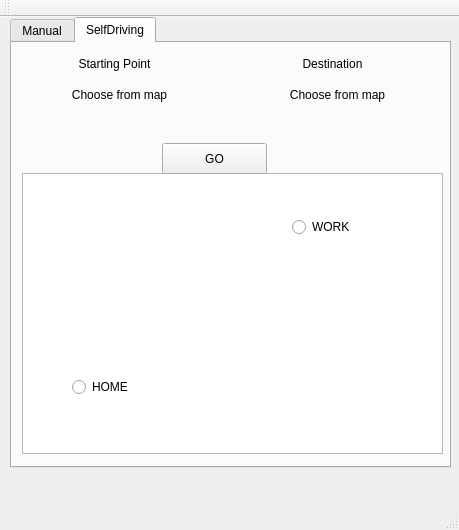
This is CarControl_v3/CarControl_v3/mainwindow.ui in ShroukMagdy/Controlled-Car-with-Infotainment-System as Qt 5 draws it before an edit. The edited form follows.
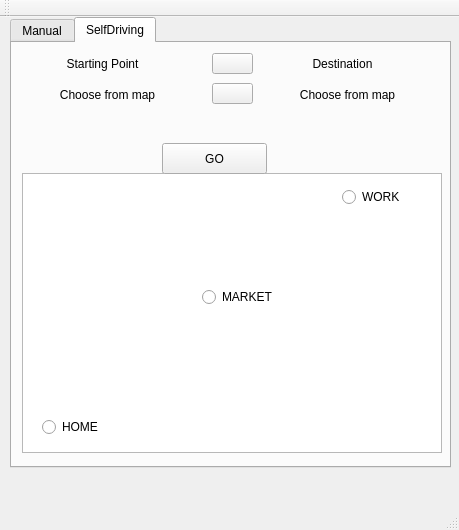
This is the edited form. The open tabs and pages were chosen to show the change. Icons and pictures are not drawn.

What changed in the file:
```diff
--- a/CarControl_v3/CarControl_v3/mainwindow.ui
+++ b/CarControl_v3/CarControl_v3/mainwindow.ui
@@ -23,6 +23,9 @@
       <height>451</height>
      </rect>
     </property>
+    <property name="tabShape">
+     <enum>QTabWidget::Rounded</enum>
+    </property>
     <property name="currentIndex">
      <number>0</number>
     </property>
@@ -172,10 +175,22 @@
        <rect>
         <x>10</x>
         <y>130</y>
-        <width>421</width>
-        <height>281</height>
+        <width>420</width>
+        <height>280</height>
        </rect>
       </property>
+      <property name="sizePolicy">
+       <sizepolicy hsizetype="Expanding" vsizetype="Expanding">
+        <horstretch>0</horstretch>
+        <verstretch>0</verstretch>
+       </sizepolicy>
+      </property>
+      <property name="layoutDirection">
+       <enum>Qt::LeftToRight</enum>
+      </property>
+      <property name="sizeAdjustPolicy">
+       <enum>QAbstractScrollArea::AdjustIgnored</enum>
+      </property>
      </widget>
      <widget class="QPushButton" name="Go_B">
       <property name="geometry">
@@ -193,7 +208,7 @@
      <widget class="QLabel" name="StartingPoint_L">
       <property name="geometry">
        <rect>
-        <x>32</x>
+        <x>20</x>
         <y>10</y>
         <width>141</width>
         <height>23</height>
@@ -206,7 +221,7 @@
      <widget class="QLabel" name="Destination_L">
       <property name="geometry">
        <rect>
-        <x>250</x>
+        <x>260</x>
         <y>10</y>
         <width>141</width>
         <height>23</height>
@@ -219,9 +234,9 @@
      <widget class="QRadioButton" name="Work_RB">
       <property name="geometry">
        <rect>
-        <x>280</x>
-        <y>170</y>
-        <width>125</width>
+        <x>330</x>
+        <y>140</y>
+        <width>81</width>
         <height>28</height>
        </rect>
       </property>
@@ -235,9 +250,9 @@
      <widget class="QRadioButton" name="Home_RB">
       <property name="geometry">
        <rect>
-        <x>60</x>
-        <y>330</y>
-        <width>125</width>
+        <x>30</x>
+        <y>370</y>
+        <width>81</width>
         <height>28</height>
        </rect>
       </property>
@@ -251,7 +266,7 @@
      <widget class="QLabel" name="StartingPointMap_L">
       <property name="geometry">
        <rect>
-        <x>32</x>
+        <x>20</x>
         <y>40</y>
         <width>151</width>
         <height>23</height>
@@ -267,7 +282,7 @@
      <widget class="QLabel" name="DestinationMap_L">
       <property name="geometry">
        <rect>
-        <x>250</x>
+        <x>260</x>
         <y>40</y>
         <width>151</width>
         <height>23</height>
@@ -280,6 +295,65 @@
        <set>Qt::AlignCenter</set>
       </property>
      </widget>
+     <widget class="QRadioButton" name="Market_RB">
+      <property name="geometry">
+       <rect>
+        <x>190</x>
+        <y>240</y>
+        <width>125</width>
+        <height>28</height>
+       </rect>
+      </property>
+      <property name="text">
+       <string>MARKET</string>
+      </property>
+     </widget>
+     <widget class="QPushButton" name="MapStart_B">
+      <property name="geometry">
+       <rect>
+        <x>200</x>
+        <y>40</y>
+        <width>41</width>
+        <height>21</height>
+       </rect>
+      </property>
+      <property name="text">
+       <string/>
+      </property>
+      <property name="icon">
+       <iconset resource="resources.qrc">
+        <normaloff>:/arrows/images/smallarrow_start.png</normaloff>:/arrows/images/smallarrow_start.png</iconset>
+      </property>
+      <property name="iconSize">
+       <size>
+        <width>30</width>
+        <height>35</height>
+       </size>
+      </property>
+     </widget>
+     <widget class="QPushButton" name="MapDest_B">
+      <property name="geometry">
+       <rect>
+        <x>200</x>
+        <y>10</y>
+        <width>41</width>
+        <height>21</height>
+       </rect>
+      </property>
+      <property name="text">
+       <string/>
+      </property>
+      <property name="icon">
+       <iconset resource="resources.qrc">
+        <normaloff>:/arrows/images/smallarrow_dest.png</normaloff>:/arrows/images/smallarrow_dest.png</iconset>
+      </property>
+      <property name="iconSize">
+       <size>
+        <width>30</width>
+        <height>35</height>
+       </size>
+      </property>
+     </widget>
     </widget>
    </widget>
   </widget>
```
Left out of the diff: 14 changed lines with no effect on the pictures.
